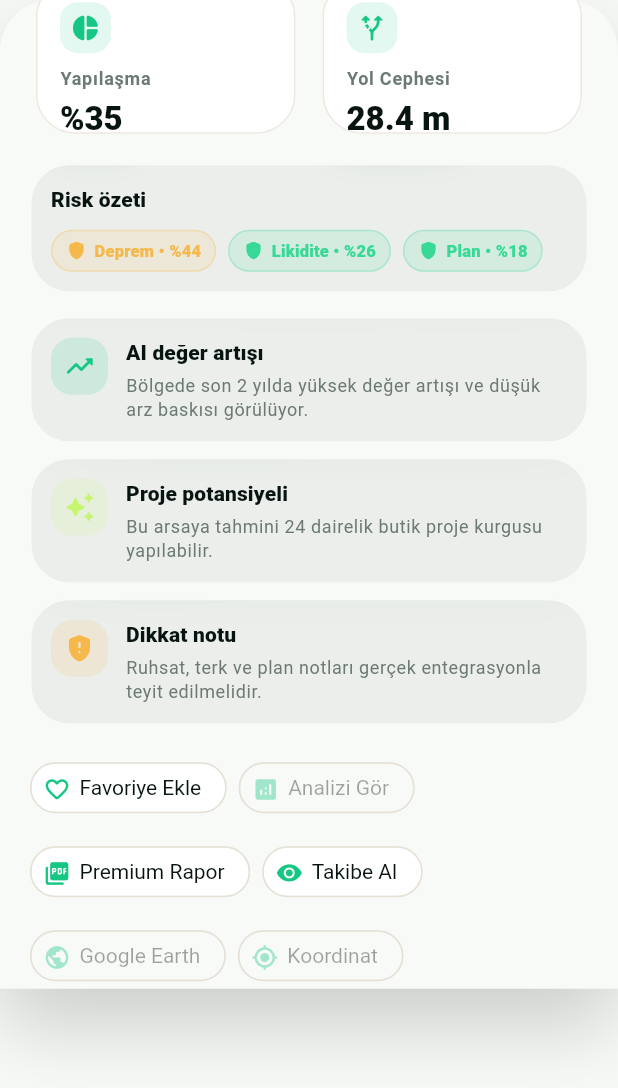
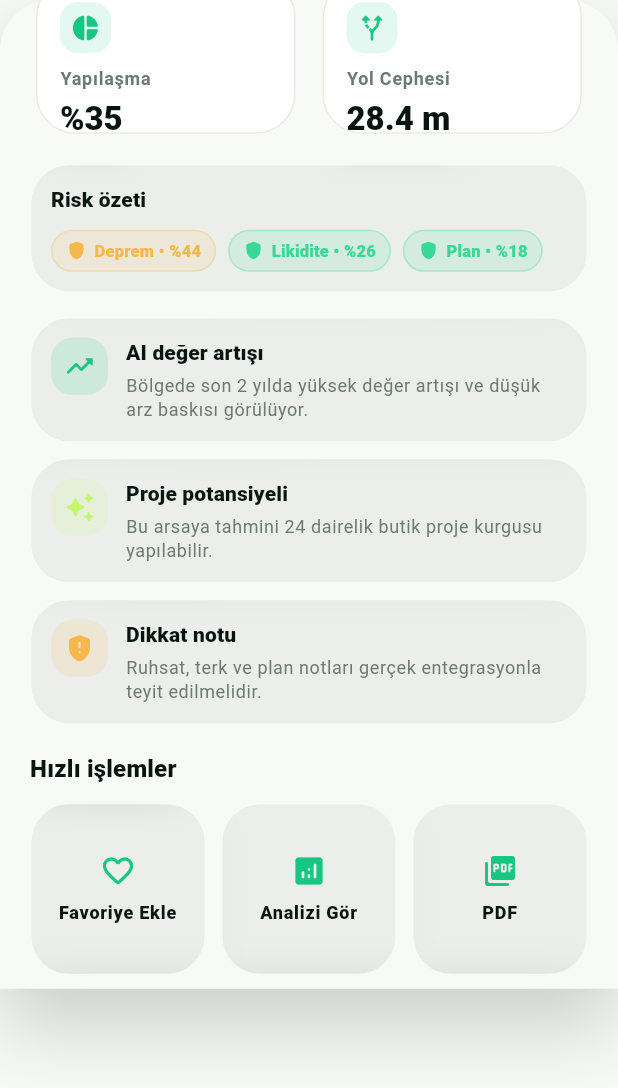
Before and after one commit to emintermux1/e-imarapp, a Flutter app: the ParcelDetailSheet widget shown alone on an empty page, opened directly, scrolled down 536 dp, on a phone screen of 412 x 824 dp. Shown: the top 1088 px of the screen. Run offline on Flutter 3.47's test engine with Material 3 defaults, Android fonts, the phone set to English and light mode, and no system bars; our stand-ins replace cloud_firestore, firebase_auth, firebase_core, firebase_crashlytics, flutter_riverpod, go_router and 3 more; missing offline and left inert: mapbox_maps_flutter, syncfusion_flutter_pdf; accounts and stored records are empty; Roboto replaces fonts that are missing (SF Pro Display); project files that could hold a hidden picture were left out.

```diff
--- a/apps/e_imar_mobile/lib/src/app/router/app_router.dart
+++ b/apps/e_imar_mobile/lib/src/app/router/app_router.dart
@@ -5,6 +5,7 @@ import 'package:go_router/go_router.dart';
 import '../../features/ai_valuation/presentation/ai_valuation_screen.dart';
 import '../../features/analysis/presentation/analysis_screen.dart';
 import '../../features/auth/presentation/auth_screen.dart';
+import '../../features/notifications/presentation/notifications_screen.dart';
 import '../../features/emsal/presentation/emsal_calculator_screen.dart';
 import '../../features/favorites/presentation/favorites_screen.dart';
 import '../../features/notifications/presentation/notifications_screen.dart';
--- a/apps/e_imar_mobile/lib/src/features/map/presentation/widgets/parcel_detail_sheet.dart
+++ b/apps/e_imar_mobile/lib/src/features/map/presentation/widgets/parcel_detail_sheet.dart
@@ -4,6 +4,7 @@ import 'package:go_router/go_router.dart';
 
 import '../../../../app/router/app_router.dart';
 import '../../../../core/services/firebase_repositories.dart';
+import '../../../../core/services/pdf_report_service.dart';
 import '../../../../core/theme/tokens.dart';
 import '../../../../core/widgets/widgets.dart';
 import '../../domain/parcel.dart';
@@ -50,13 +51,54 @@ class ParcelDetailSheet extends StatelessWidget {
           const SizedBox(height: 10),
           const InsightCard(title: 'Dikkat notu', message: 'Ruhsat, terk ve plan notları gerçek entegrasyonla teyit edilmelidir.', icon: Icons.gpp_maybe_rounded, color: AppColors.warning),
           const SizedBox(height: 18),
-          Wrap(spacing: 8, runSpacing: 8, children: [
-            IconActionChip(label: 'Favoriye Ekle', icon: Icons.favorite_border_rounded, onTap: () => _toggleFavorite(context)),
-            const IconActionChip(label: 'Analizi Gör', icon: Icons.analytics_rounded),
-            IconActionChip(label: 'Premium Rapor', icon: Icons.picture_as_pdf_rounded, onTap: () => context.push(ParcelReportRoute.path, extra: parcel)),
-            IconActionChip(label: 'Takibe Al', icon: Icons.visibility_rounded, onTap: () => _toggleFollow(context)),
-            const IconActionChip(label: 'Google Earth', icon: Icons.public_rounded),
-            const IconActionChip(label: 'Koordinat', icon: Icons.my_location_rounded),
+          Text('Hızlı işlemler', style: Theme.of(context).textTheme.titleMedium?.copyWith(fontWeight: FontWeight.w900)),
+          const SizedBox(height: 10),
+          GridView.count(shrinkWrap: true, physics: const NeverScrollableScrollPhysics(), crossAxisCount: 3, childAspectRatio: 1.02, crossAxisSpacing: 10, mainAxisSpacing: 10, children: [
+            _ActionTile(
+              label: 'Favoriye Ekle',
+              icon: Icons.favorite_border_rounded,
+              onTap: () => _toggleFavorite(context),
+            ),
+            const _ActionTile(label: 'Analizi Gör', icon: Icons.analytics_rounded),
+            _ActionTile(
+              label: 'PDF',
+              icon: Icons.picture_as_pdf_rounded,
+              onTap: () async {
+                final messenger = ScaffoldMessenger.of(context);
+                try {
+                  final bytes = await const PremiumParcelReportService().generateParcelReport(
+                    parcelTitle: '${parcel.neighborhood} ${parcel.block}/${parcel.parcel}',
+                    metrics: {
+                      'city': parcel.city,
+                      'district': parcel.district,
+                      'neighborhood': parcel.neighborhood,
+                      'block': parcel.block,
+                      'parcel': parcel.parcel,
+                      'titleType': parcel.titleType,
+                      'zoningStatus': parcel.zoningStatus,
+                      'TAKS': parcel.taks,
+                      'KAKS': parcel.kaks,
+                      'Emsal': parcel.emsal,
+                      'Kat': parcel.floorLimit,
+                      'Yapılaşma': parcel.coverageRatio,
+                      'Yol Cephesi': parcel.roadFrontage,
+                    },
+                  );
+                  messenger.showSnackBar(
+                    SnackBar(content: Text('PDF rapor hazırlandı (${bytes.lengthInBytes} bayt). Paylaşım akışı sonraki fazda eklenecek.')),
+                  );
+                } catch (_) {
+                  messenger.showSnackBar(const SnackBar(content: Text('PDF raporu şu anda hazırlanamadı. Lütfen daha sonra tekrar deneyin.')));
+                }
+              },
+            ),
+            _ActionTile(
+              label: 'Takibe Al',
+              icon: Icons.visibility_rounded,
+              onTap: () => _toggleFollow(context),
+            ),
+            const _ActionTile(label: 'Google Earth', icon: Icons.public_rounded),
+            const _ActionTile(label: 'Koordinat', icon: Icons.my_location_rounded),
           ]),
         ]),
       ),
@@ -72,6 +114,15 @@ class _RiskStrip extends StatelessWidget {
         const SizedBox(height: 10),
         const Wrap(spacing: 8, runSpacing: 8, children: [RiskChip(label: 'Deprem', level: 44), RiskChip(label: 'Likidite', level: 26), RiskChip(label: 'Plan', level: 18)]),
       ]));
+}
+
+class _ActionTile extends StatelessWidget {
+  const _ActionTile({required this.label, required this.icon, this.onTap});
+  final String label;
+  final IconData icon;
+  final VoidCallback? onTap;
+  @override
+  Widget build(BuildContext context) => GlassCard(padding: const EdgeInsets.all(10), onTap: onTap ?? () {}, child: Column(mainAxisAlignment: MainAxisAlignment.center, children: [Icon(icon, color: AppColors.emerald), const SizedBox(height: 8), Text(label, textAlign: TextAlign.center, style: Theme.of(context).textTheme.labelMedium?.copyWith(fontWeight: FontWeight.w800))]));
 }
 
 void _toggleFavorite(BuildContext context) {
```
Also changed, not shown: 1 other file.
